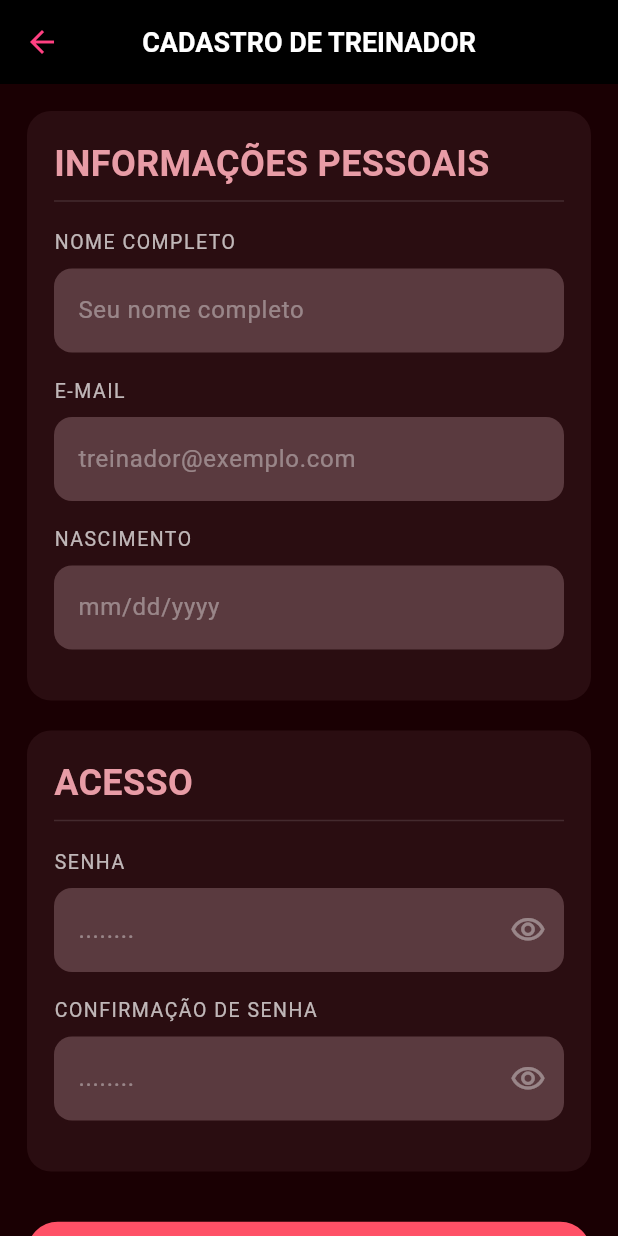
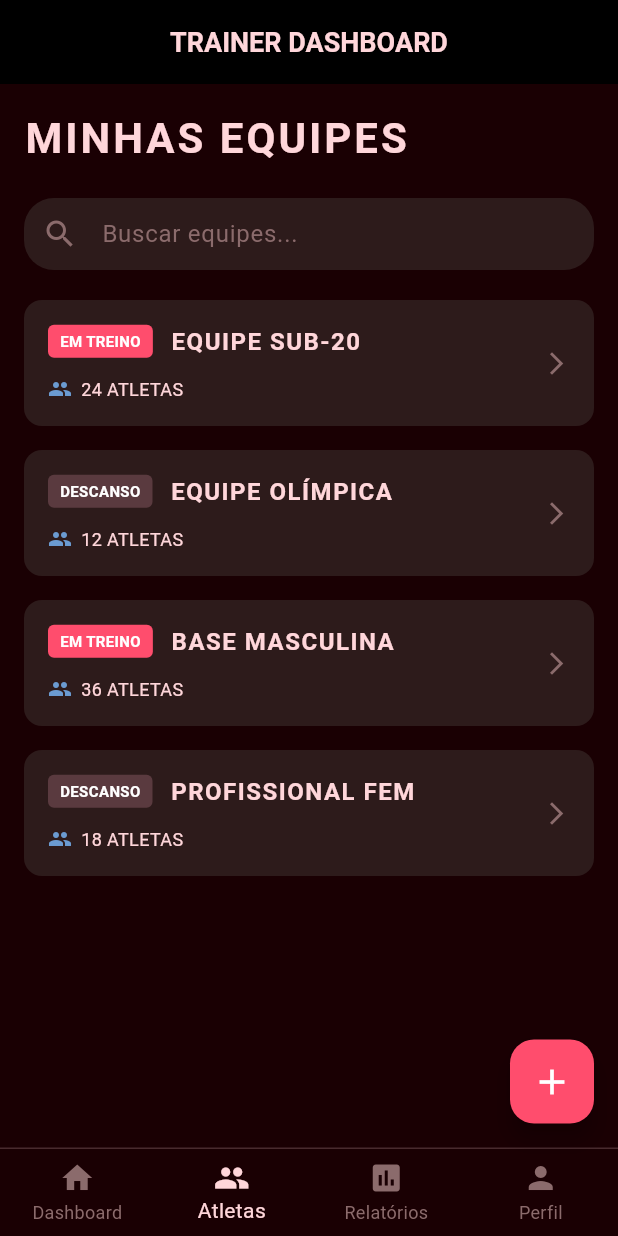
Before and after one commit to phrosner/app-hidratacao-atletas, a Flutter app: the screen it shows after launch, on a phone screen of 412 x 824 dp. Run offline on Flutter 3.47's test engine with Material 3 defaults, Android fonts, the phone set to English and light mode, and no system bars; Roboto replaces fonts that are missing (Bebas Neue).

Commit message:
feat: inicia tela equipe

```diff
--- /dev/null
+++ b/lib/Componentes/BottomNavBarClass.dart
@@ -0,0 +1,54 @@
+import 'package:flutter/material.dart';
+
+class BottomNavBar extends StatelessWidget {
+  final int currentIndex;
+  final Function(int) onTap;
+
+  const BottomNavBar({
+    super.key,
+    required this.currentIndex,
+    required this.onTap,
+  });
+
+  @override
+  Widget build(BuildContext context) {
+    return Container(
+      decoration: BoxDecoration(
+        color: const Color(0xFF1A0003),
+        border: Border(
+          top: BorderSide(
+            color: const Color(0xFFFFD6DA).withOpacity(0.2),
+            width: 1,
+          ),
+        ),
+      ),
+      child: BottomNavigationBar(
+        backgroundColor: const Color(0xFF1A0003),
+        currentIndex: currentIndex,
+        onTap: onTap,
+        type: BottomNavigationBarType.fixed,
+        selectedItemColor: const Color(0xFFFFD6DA),
+        unselectedItemColor: const Color(0xFF8B6B6C),
+        elevation: 0,
+        items: const [
+          BottomNavigationBarItem(
+            icon: Icon(Icons.home),
+            label: 'Dashboard',
+          ),
+          BottomNavigationBarItem(
+            icon: Icon(Icons.people),
+            label: 'Atletas',
+          ),
+          BottomNavigationBarItem(
+            icon: Icon(Icons.assessment),
+            label: 'Relatórios',
+          ),
+          BottomNavigationBarItem(
+            icon: Icon(Icons.person),
+            label: 'Perfil',
+          ),
+        ],
+      ),
+    );
+  }
+}
--- /dev/null
+++ b/lib/Modelos/EquipesModels.dart
@@ -0,0 +1,35 @@
+class Equipe {
+  final int id;
+  final String nome;
+  final String status;
+  final int numeroAtletas;
+  final double percentualHidratacao;
+
+  Equipe({
+    required this.id,
+    required this.nome,
+    required this.status,
+    required this.numeroAtletas,
+    required this.percentualHidratacao,
+  });
+
+  factory Equipe.fromJson(Map<String, dynamic> json) {
+    return Equipe(
+      id: json['id'] ?? 0,
+      nome: json['nome'] ?? '',
+      status: json['status'] ?? 'DESCANSO',
+      numeroAtletas: json['numeroAtletas'] ?? 0,
+      percentualHidratacao: (json['percentualHidratacao'] ?? 0.0).toDouble(),
+    );
+  }
+
+  Map<String, dynamic> toJson() {
+    return {
+      'id': id,
+      'nome': nome,
+      'status': status,
+      'numeroAtletas': numeroAtletas,
+      'percentualHidratacao': percentualHidratacao,
+    };
+  }
+}
--- /dev/null
+++ b/lib/Telas/Telaequipes.dart
@@ -0,0 +1,279 @@
+import 'package:flutter/material.dart';
+import 'package:hidratrack/Modelos/EquipesModels.dart';
+import 'package:hidratrack/Componentes/BottomNavBarClass.dart';
+
+class TelaEquipes extends StatefulWidget {
+  const TelaEquipes({super.key});
+
+  @override
+  State<TelaEquipes> createState() => _TelaEquipesState();
+}
+
+class _TelaEquipesState extends State<TelaEquipes> {
+  late int _currentNavIndex = 1;
+  late List<Equipe> _equipes;
+  final TextEditingController _searchController = TextEditingController();
+  late List<Equipe> _equipeFiltrada;
+
+  @override
+  void initState() {
+    super.initState();
+    _equipes = [
+      Equipe(
+        id: 1,
+        nome: "EQUIPE SUB-20",
+        status: "EM TREINO",
+        numeroAtletas: 24,
+        percentualHidratacao: 82,
+      ),
+      Equipe(
+        id: 2,
+        nome: "EQUIPE OLÍMPICA",
+        status: "DESCANSO",
+        numeroAtletas: 12,
+        percentualHidratacao: 95,
+      ),
+      Equipe(
+        id: 3,
+        nome: "BASE MASCULINA",
+        status: "EM TREINO",
+        numeroAtletas: 36,
+        percentualHidratacao: 78,
+      ),
+      Equipe(
+        id: 4,
+        nome: "PROFISSIONAL FEM",
+        status: "DESCANSO",
+        numeroAtletas: 18,
+        percentualHidratacao: 88,
+      ),
+    ];
+    _equipeFiltrada = _equipes;
+  }
+
+  void _filtrarEquipes(String query) {
+    setState(() {
+      if (query.isEmpty) {
+        _equipeFiltrada = _equipes;
+      } else {
+        _equipeFiltrada = _equipes
+            .where((equipe) =>
+                equipe.nome.toLowerCase().contains(query.toLowerCase()))
+            .toList();
+      }
+    });
+  }
+
+  @override
+  Widget build(BuildContext context) {
+    final size = MediaQuery.of(context).size;
+    final isMobile = size.width < 600;
+
+    return Scaffold(
+      backgroundColor: const Color(0xFF1A0003),
+      appBar: AppBar(
+        backgroundColor: Colors.black,
+        elevation: 0,
+        centerTitle: true,
+        title: const Text(
+          "TRAINER DASHBOARD",
+          style: TextStyle(
+            color: Color(0xFFFFD6DA),
+            fontSize: 18,
+            fontWeight: FontWeight.bold,
+          ),
+        ),
+        actions: [
+        ],
+      ),
+      body: SafeArea(
+        child: SingleChildScrollView(
+          child: Padding(
+            padding: EdgeInsets.symmetric(
+              horizontal: isMobile ? 16 : 24,
+              vertical: isMobile ? 16 : 24,
+            ),
+            child: Column(
+              crossAxisAlignment: CrossAxisAlignment.start,
+              children: [
+                const Text(
+                  "MINHAS EQUIPES",
+                  style: TextStyle(
+                    color: Color(0xFFFFD6DA),
+                    fontSize: 28,
+                    fontWeight: FontWeight.bold,
+                    fontFamily: 'Bebas Neue',
+                    letterSpacing: 2,
+                  ),
+                ),
+                const SizedBox(height: 20),
+                _buildSearchBar(),
+                const SizedBox(height: 20),
+                if (_equipeFiltrada.isEmpty)
+                  Container(
+                    padding: const EdgeInsets.symmetric(vertical: 40),
+                    alignment: Alignment.center,
+                    child: const Text(
+                      "Nenhuma equipe encontrada",
+                      style: TextStyle(
+                        color: Color(0xFF8B6B6C),
+                        fontSize: 14,
+                      ),
+                    ),
+                  )
+                else
+                  ListView.builder(
+                    shrinkWrap: true,
+                    physics: const NeverScrollableScrollPhysics(),
+                    itemCount: _equipeFiltrada.length,
+                    itemBuilder: (context, index) {
+                      final equipe = _equipeFiltrada[index];
+                      return _buildEquipeCard(equipe, isMobile);
+                    },
+                  ),
+                const SizedBox(height: 32),
+              ],
+            ),
+          ),
+        ),
+      ),
+      floatingActionButton: FloatingActionButton(
+        onPressed: () {},
+        backgroundColor: const Color(0xFFFF4D6D),
+        child: const Icon(
+          Icons.add,
+          color: Colors.white,
+          size: 28,
+        ),
+      ),
+      bottomNavigationBar: BottomNavBar(
+        currentIndex: _currentNavIndex,
+        onTap: (index) {
+          setState(() {
+            _currentNavIndex = index;
+          });
+        },
+      ),
+    );
+  }
+
+  Widget _buildSearchBar() {
+    return Container(
+      decoration: BoxDecoration(
+        color: const Color(0xFF2D1B1B),
+        borderRadius: BorderRadius.circular(20),
+      ),
+      child: TextField(
+        controller: _searchController,
+        onChanged: _filtrarEquipes,
+        style: const TextStyle(color: Colors.white),
+        decoration: InputDecoration(
+          hintText: "Buscar equipes...",
+          hintStyle: const TextStyle(
+            color: Color(0xFF8B6B6C),
+          ),
+          prefixIcon: const Icon(
+            Icons.search,
+            color: Color(0xFF8B6B6C),
+          ),
+          border: InputBorder.none,
+          contentPadding:
+              const EdgeInsets.symmetric(horizontal: 16, vertical: 12),
+        ),
+      ),
+    );
+  }
+
+  Widget _buildEquipeCard(Equipe equipe, bool isMobile) {
+    final isEmTreino = equipe.status == "EM TREINO";
+
+    return Container(
+      margin: const EdgeInsets.only(bottom: 16),
+      padding: const EdgeInsets.all(16),
+      decoration: BoxDecoration(
+        color: const Color(0xFF2D1B1B),
+        borderRadius: BorderRadius.circular(12),
+      ),
+      child: Row(
+        mainAxisAlignment: MainAxisAlignment.spaceBetween,
+        children: [
+          Expanded(
+            child: Column(
+              crossAxisAlignment: CrossAxisAlignment.start,
+              children: [
+                Row(
+                  children: [
+                    Container(
+                      padding: const EdgeInsets.symmetric(
+                        horizontal: 8,
+                        vertical: 4,
+                      ),
+                      decoration: BoxDecoration(
+                        color: isEmTreino
+                            ? const Color(0xFFFF4D6D)
+                            : const Color(0xFF5A3A3F),
+                        borderRadius: BorderRadius.circular(4),
+                      ),
+                      child: Text(
+                        equipe.status,
+                        style: const TextStyle(
+                          color: Colors.white,
+                          fontSize: 10,
+                          fontWeight: FontWeight.bold,
+                        ),
+                      ),
+                    ),
+                    const SizedBox(width: 12),
+                    Expanded(
+                      child: Text(
+                        equipe.nome,
+                        style: const TextStyle(
+                          color: Color(0xFFFFD6DA),
+                          fontSize: 16,
+                          fontWeight: FontWeight.bold,
+                          fontFamily: 'Bebas Neue',
+                          letterSpacing: 1,
+                        ),
+                        overflow: TextOverflow.ellipsis,
+                      ),
+                    ),
+                  ],
+                ),
+                const SizedBox(height: 12),
+                Row(
+                  children: [
+                    const Icon(
+                      Icons.people,
+                      color: Color(0xFF6B9BD1),
+                      size: 16,
+                    ),
+                    const SizedBox(width: 6),
+                    Text(
+                      "${equipe.numeroAtletas} ATLETAS",
+                      style: const TextStyle(
+                        color: Color(0xFFFFD6DA),
+                        fontSize: 12,
+                      ),
+                    ),
+                  ],
+                ),
+              ],
+            ),
+          ),
+          const SizedBox(width: 12),
+          const Icon(
+            Icons.arrow_forward_ios,
+            color: Color(0xFF8B6B6C),
+            size: 18,
+          ),
+        ],
+      ),
+    );
+  }
+
+  @override
+  void dispose() {
+    _searchController.dispose();
+    super.dispose();
+  }
+}
--- a/lib/main.dart
+++ b/lib/main.dart
@@ -1,4 +1,6 @@
 import 'package:flutter/material.dart';
+import 'package:hidratrack/Telas/Teladashboard.dart';
+import 'package:hidratrack/Telas/Telaequipes.dart';
 import 'package:hidratrack/Telas/Telalogin.dart';
 import 'package:hidratrack/Telas/Telacadastro.dart';
 import 'package:hidratrack/Telas/Telacadastrotreinador.dart';
@@ -20,7 +22,7 @@ class MyApp extends StatelessWidget {
         colorScheme: ColorScheme.fromSeed(seedColor: Colors.deepPurple),
         useMaterial3: true
       ),
-      home:const TelaCadastroTreinador(),
+      home:const TelaEquipes(),
 
     );
   }
```
Also changed, not shown: lib/Modelos/CadastroAtletaModels.dart (added, +55 -0 lines), lib/Modelos/CadastroTreinadorModels.dart (added, +55 -0 lines), lib/Modelos/LoginModels.dart (added, +60 -0 lines), pubspec.lock.
